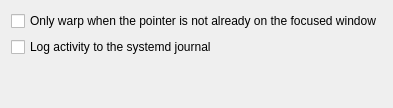
This is contents/ui/config.ui in mj0x0/kwin-mouse-follows-focus as Qt 5 draws it before an edit. The edited form follows.
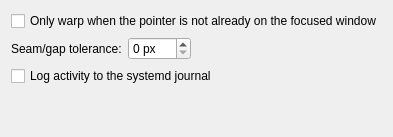
This is the edited form.

```diff
--- a/contents/ui/config.ui
+++ b/contents/ui/config.ui
@@ -13,6 +13,46 @@
      </property>
     </widget>
    </item>
+   <item>
+    <layout class="QHBoxLayout" name="marginLayout">
+     <item>
+      <widget class="QLabel" name="marginLabel">
+       <property name="text">
+        <string>Seam/gap tolerance:</string>
+       </property>
+       <property name="toolTip">
+        <string>Pixels of slack around a window that still count as "on" it. Prevents focus being stolen while hovering the gap between tiles to resize. Increase for larger tile gaps.</string>
+       </property>
+      </widget>
+     </item>
+     <item>
+      <widget class="QSpinBox" name="kcfg_borderMargin">
+       <property name="suffix">
+        <string> px</string>
+       </property>
+       <property name="minimum">
+        <number>0</number>
+       </property>
+       <property name="maximum">
+        <number>400</number>
+       </property>
+      </widget>
+     </item>
+     <item>
+      <spacer name="marginSpacer">
+       <property name="orientation">
+        <enum>Qt::Horizontal</enum>
+       </property>
+       <property name="sizeHint" stdset="0">
+        <size>
+         <width>40</width>
+         <height>20</height>
+        </size>
+       </property>
+      </spacer>
+     </item>
+    </layout>
+   </item>
    <item>
     <widget class="QCheckBox" name="kcfg_debug">
      <property name="text">
```
